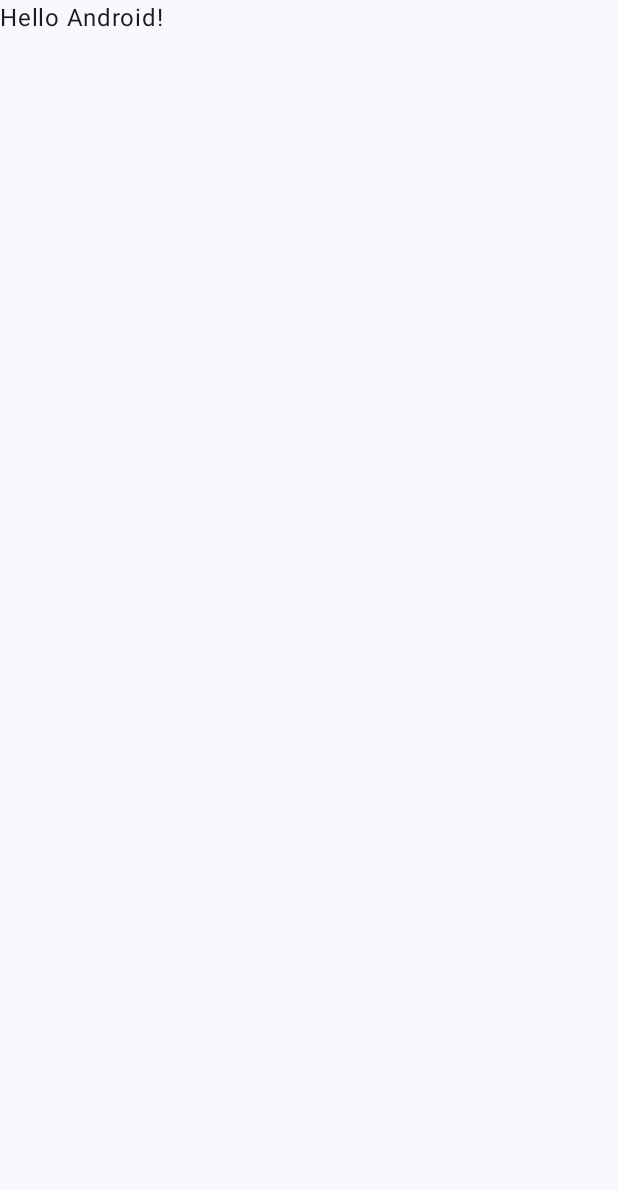
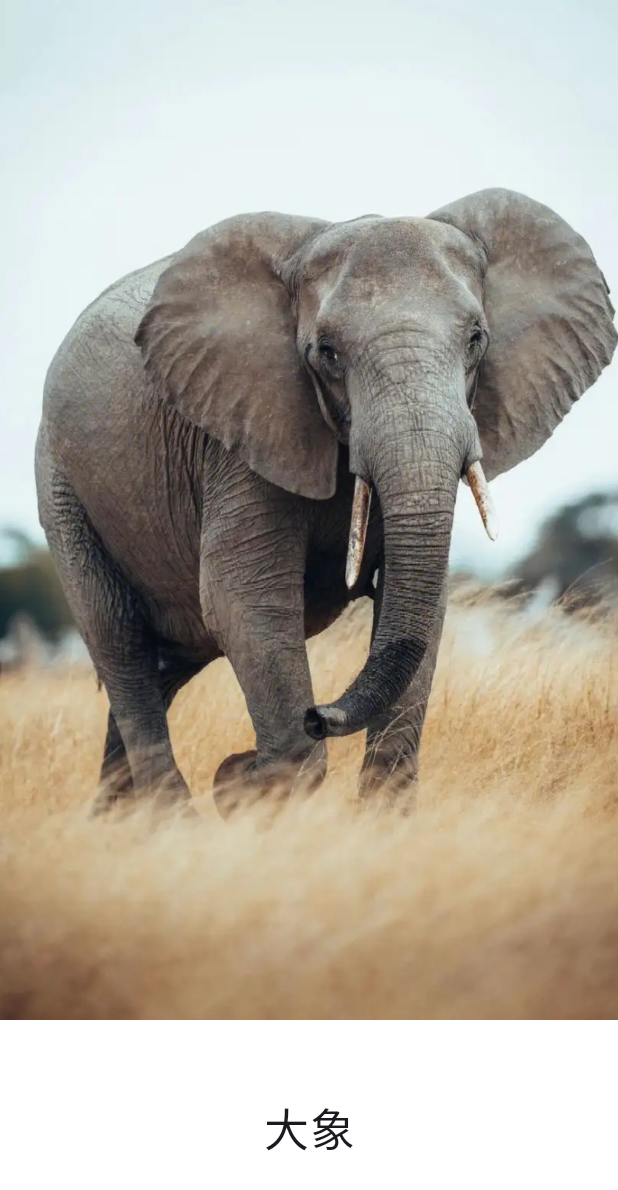
Before and after one commit to FreeLeo/StudyImage, an Android app built with Jetpack Compose: the screen it shows after launch (MainActivity), on a phone screen of 412 x 824 dp. Before the commit the part shown is almost empty. Shown: the top 1190 px of the screen. Run offline under Robolectric (Android 15) with nearby library versions, the phone set to English and light mode, and no system bars.

Commit message:
compose ui demo

```diff
--- a/app/src/main/java/com/lingsi/studyimage/MainActivity.kt
+++ b/app/src/main/java/com/lingsi/studyimage/MainActivity.kt
@@ -10,11 +10,18 @@ import androidx.compose.material3.Text
 import androidx.compose.runtime.Composable
 import androidx.compose.ui.Modifier
 import androidx.compose.ui.tooling.preview.Preview
+import com.lingsi.studyimage.data.ImageModel
+import com.lingsi.studyimage.ui.components.MainPager
 import com.lingsi.studyimage.ui.theme.StudyImageTheme
 
 class MainActivity : ComponentActivity() {
     override fun onCreate(savedInstanceState: Bundle?) {
         super.onCreate(savedInstanceState)
+        val list = arrayListOf<ImageModel>()
+        for(i in 0 until 10){
+            val elephant = ImageModel(R.string.elephant, R.drawable.elephant)
+            list.add(elephant)
+        }
         setContent {
             StudyImageTheme {
                 // A surface container using the 'background' color from the theme
@@ -22,7 +29,7 @@ class MainActivity : ComponentActivity() {
                     modifier = Modifier.fillMaxSize(),
                     color = MaterialTheme.colorScheme.background
                 ) {
-                    Greeting("Android")
+                    MainPager(items = list)
                 }
             }
         }
--- /dev/null
+++ b/app/src/main/java/com/lingsi/studyimage/data/ImageModel.kt
@@ -0,0 +1,11 @@
+package com.lingsi.studyimage.data
+
+import androidx.annotation.DrawableRes
+import androidx.annotation.StringRes
+
+class ImageModel(
+    @StringRes
+    val name: Int,
+    @DrawableRes
+    val drawable: Int
+)
--- /dev/null
+++ b/app/src/main/java/com/lingsi/studyimage/ui/components/MainRow.kt
@@ -0,0 +1,79 @@
+package com.lingsi.studyimage.ui.components
+
+import androidx.compose.foundation.ExperimentalFoundationApi
+import androidx.compose.foundation.Image
+import androidx.compose.foundation.background
+import androidx.compose.foundation.layout.Column
+import androidx.compose.foundation.layout.fillMaxSize
+import androidx.compose.foundation.layout.fillMaxWidth
+import androidx.compose.foundation.layout.padding
+import androidx.compose.foundation.pager.HorizontalPager
+import androidx.compose.foundation.pager.rememberPagerState
+import androidx.compose.material3.Text
+import androidx.compose.runtime.Composable
+import androidx.compose.ui.Alignment
+import androidx.compose.ui.Modifier
+import androidx.compose.ui.graphics.Color
+import androidx.compose.ui.layout.ContentScale
+import androidx.compose.ui.res.painterResource
+import androidx.compose.ui.res.stringResource
+import androidx.compose.ui.text.style.TextAlign
+import androidx.compose.ui.tooling.preview.Preview
+import androidx.compose.ui.unit.dp
+import androidx.compose.ui.unit.sp
+import com.lingsi.studyimage.R
+import com.lingsi.studyimage.data.ImageModel
+
+@OptIn(ExperimentalFoundationApi::class)
+@Composable
+fun MainPager(items: List<ImageModel>) {
+    val pagerState = rememberPagerState()
+    HorizontalPager(
+        pageCount = 10,
+        state = pagerState,
+        modifier = Modifier.fillMaxSize()
+    ) { page ->
+        ImageItem(items[page])
+    }
+}
+
+@Composable
+fun ImageItem(imageModel: ImageModel) {
+    Column(
+        modifier = Modifier
+            .fillMaxWidth()
+            .fillMaxSize()
+            .background(Color.White)
+    ) {
+        // 显示全屏图片
+        Image(
+            painter = painterResource(id = imageModel.drawable),
+            contentDescription = null, // 适当的内容描述
+            modifier = Modifier
+                .weight(1f)
+                .fillMaxSize(),
+            contentScale = ContentScale.Crop
+        )
+
+        // 在图片的底部显示文本
+        Text(
+            modifier = Modifier
+                .align(Alignment.CenterHorizontally)
+                .padding(top = 50.dp, bottom = 50.dp),
+            text = stringResource(id = imageModel.name),
+            fontSize = 30.sp,
+            textAlign = TextAlign.Center,
+        )
+    }
+}
+
+@Preview
+@Composable
+private fun previewMainRow() {
+    val list = arrayListOf<ImageModel>()
+    for (i in 0 until 10) {
+        val elephant = ImageModel(R.string.elephant, R.drawable.elephant)
+        list.add(elephant)
+    }
+    MainPager(items = list)
+}
--- a/app/src/main/res/values/strings.xml
+++ b/app/src/main/res/values/strings.xml
@@ -1,3 +1,4 @@
 <resources>
     <string name="app_name">StudyImage</string>
+    <string name="elephant">大象</string>
 </resources>
```
Also changed, not shown: app/src/main/res/drawable/elephant.webp (added).
